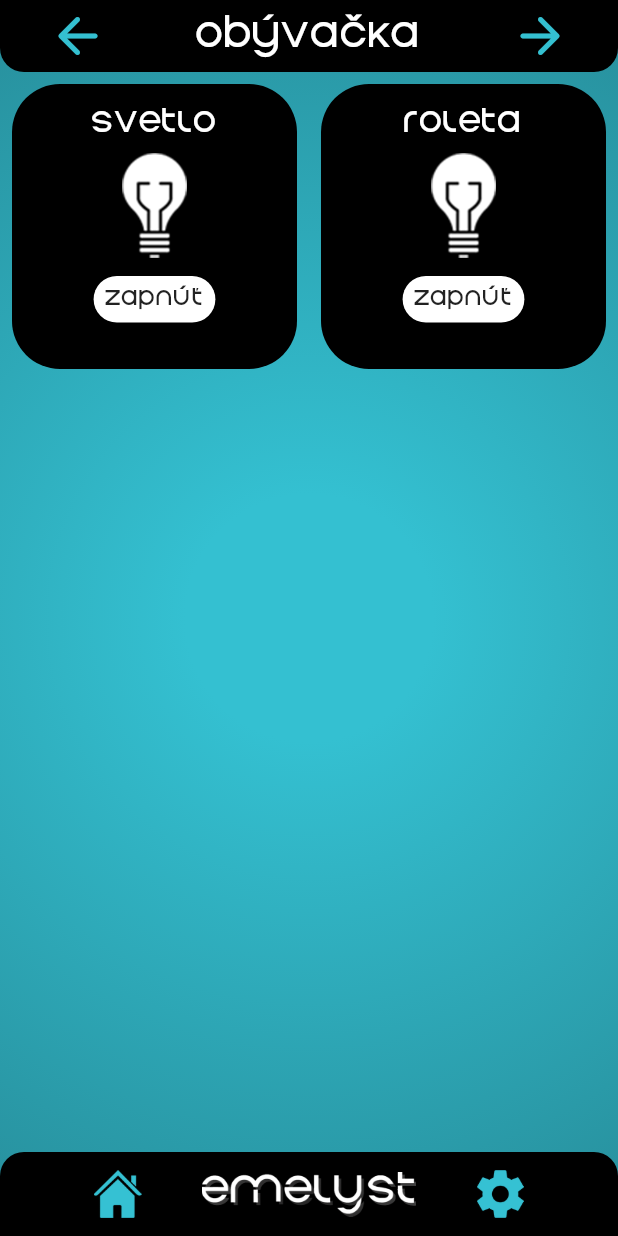
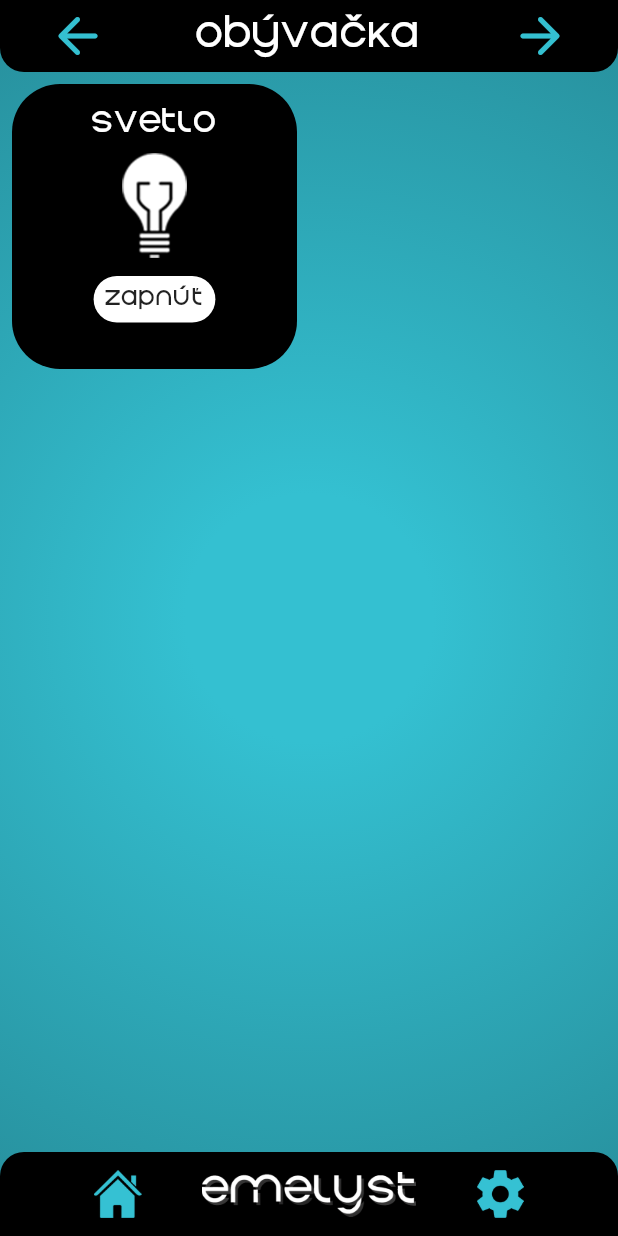
Before and after one commit to iggy228/Emelyst, a Flutter app: the screen it shows after launch, after a tap on "Obývačka", on a phone screen of 412 x 824 dp. Run offline on Flutter 3.47's test engine with Material 2 defaults, Android fonts, the phone set to English and light mode, and no system bars; our stand-ins replace fl_chart, flutter_spinkit; missing offline and left inert: mqtt_client.

Commit message:
Generating sensors in room.

```diff
--- a/lib/model/Room.dart
+++ b/lib/model/Room.dart
@@ -12,11 +12,12 @@ class Room {
 
   Room({this.name, this.iconName, this.prefix, this.sensors});
 
-  Map<String, String> toMap() {
+  Map<String, dynamic> toMap() {
     return {
       'name': name,
       'iconName': iconName,
-      'prefix': prefix
+      'prefix': prefix,
+      'sensors': sensors,
     };
   }
 }
--- a/lib/pages/home.dart
+++ b/lib/pages/home.dart
@@ -139,7 +139,10 @@ class _HomeState extends State<Home> {
                 return RoomCard(
                   title: rooms[index].name,
                   imageUrl: rooms[index].iconName,
-                  routeData: rooms[index].toMap(),
+                  routeData: {
+                    'roomData': rooms[index].toMap(),
+                    'floorPrefix': floorPrefix,
+                  },
                 );
               },
             ),
--- a/lib/pages/room.dart
+++ b/lib/pages/room.dart
@@ -1,4 +1,6 @@
+import 'package:emelyst/model/Room.dart';
 import 'package:emelyst/model/Sensor.dart';
+import 'package:emelyst/service/mqtt_client_wrapper.dart';
 import 'package:emelyst/widgets/header.dart';
 import 'package:emelyst/widgets/light_card.dart';
 import 'package:emelyst/widgets/navigation.dart';
@@ -11,14 +13,51 @@ class Room extends StatefulWidget {
 }
 
 class _RoomState extends State<Room> {
-  List<Sensor> sensors = [
-    Sensor(name: 'Svetlo', data: false),
-    Sensor(name: 'Roleta', data: false),
-  ];
+  Map roomData;
+  String floorPrefix;
+
+  List<Sensor> sensors = [];
+
+  void generateSensorsList(Map room) {
+    room['sensors'].forEach((sensor) {
+      if (sensor == SensorTypes.light) {
+        sensors.add(Sensor(name: 'Svetlo', data: false, prefix: '$floorPrefix${room["prefix"]}/svetlo'));
+      }
+      if (sensor == SensorTypes.engine) {
+        sensors.add(Sensor(name: 'Roleta', data: false, prefix: '$floorPrefix${room["prefix"]}/motorcek'));
+      }
+      if (sensor == SensorTypes.detector) {
+        sensors.add(Sensor(name: 'Pohyb', data: false, prefix: '$floorPrefix${room["prefix"]}/pohyb'));
+      }
+    });
+  }
+
+  @override
+  void initState() {
+    super.initState();
+    MqttClientWrapper.onMessage((topic, message) {
+      sensors.forEach((sensor) {
+        if (topic.contains(sensor.prefix)) {
+          setState(() {
+            sensor.data = message == 'on' ? true : false;
+          });
+        }
+      });
+    });
+  }
 
   @override
   Widget build(BuildContext context) {
-    Map roomData = ModalRoute.of(context).settings.arguments;
+    Map data = ModalRoute.of(context).settings.arguments;
+    roomData = data['roomData'];
+    floorPrefix = data['floorPrefix'];
+
+    if (sensors.isEmpty) {
+      generateSensorsList(roomData);
+      sensors.forEach((sensor) {
+        MqttClientWrapper.subscribe(sensor.prefix);
+      });
+    }
 
     return RadialBackground(
       child: Column(
@@ -34,7 +73,7 @@ class _RoomState extends State<Room> {
                   iconUrl: sensors[index].data ? 'icons/light_on.png' : 'icons/light_off.png',
                   text: sensors[index].data ? 'vypnúť' : 'zapnúť',
                   color: sensors[index].data ? Colors.amberAccent : Colors.white,
-                  onPress: () {},
+                  onPress: () => MqttClientWrapper.publish(sensors[index].prefix, sensors[index].data ? 'off' : 'on'),
                 );
               },
             ),
```
